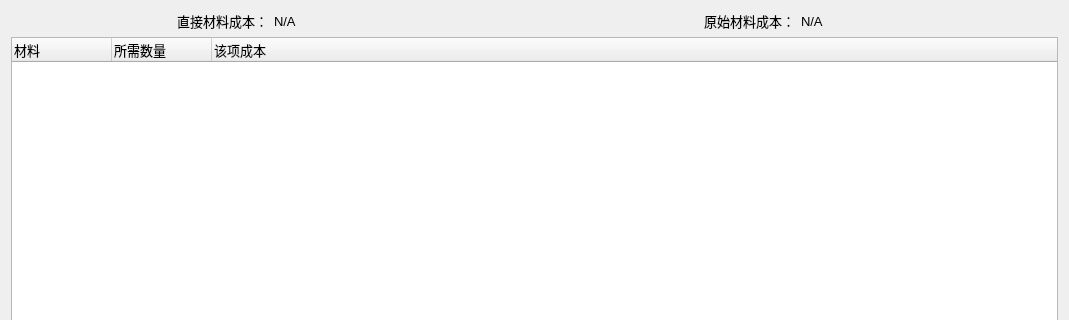
Qt form cost_page.ui (NagaResst/Paissa) before a commit; both pictures show x 0 to 1069 and y 0 to 320 of the 1069 by 808 pixel window.
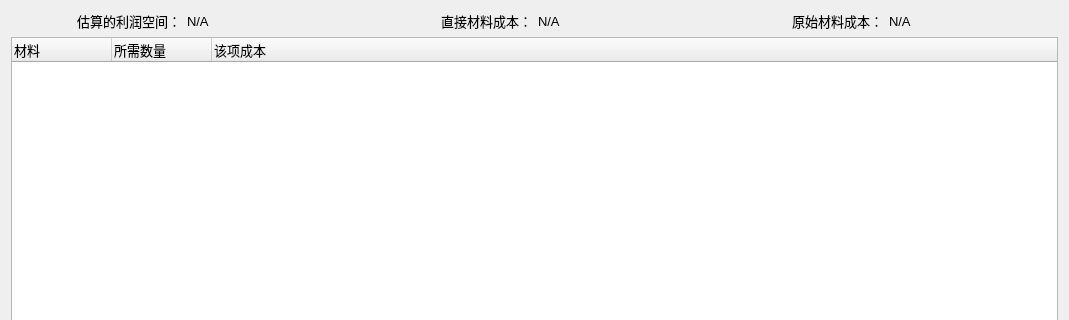
The same form after that commit.

Commit message: 计算成本时加入了预估利润的功能，查询市场售价时，加入了简单的销量评估

```diff
--- a/cost_page.ui
+++ b/cost_page.ui
@@ -47,6 +47,32 @@
    </item>
    <item row="0" column="0">
     <layout class="QHBoxLayout" name="horizontalLayout">
+     <item alignment="Qt::AlignRight">
+      <widget class="QLabel" name="profit_text">
+       <property name="font">
+        <font>
+         <family>Arial</family>
+         <pointsize>10</pointsize>
+        </font>
+       </property>
+       <property name="text">
+        <string>估算的利润空间：</string>
+       </property>
+      </widget>
+     </item>
+     <item alignment="Qt::AlignLeft">
+      <widget class="QLabel" name="profit">
+       <property name="font">
+        <font>
+         <family>Arial</family>
+         <pointsize>10</pointsize>
+        </font>
+       </property>
+       <property name="text">
+        <string>N/A</string>
+       </property>
+      </widget>
+     </item>
      <item alignment="Qt::AlignRight">
       <widget class="QLabel" name="d_cost_text">
        <property name="font">
```
The commit also changes 5 other files.
